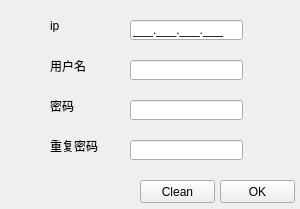
Qt form signin_ui.ui (wockkkk/chat) before a commit.
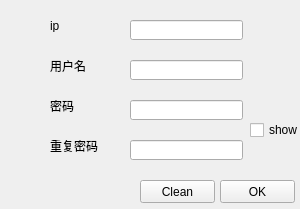
The same form after that commit.

Diff of the .ui file:
```diff
--- a/signin_ui.ui
+++ b/signin_ui.ui
@@ -63,7 +63,7 @@
      </rect>
     </property>
     <property name="inputMask">
-     <string>000.000.000.000;_</string>
+     <string/>
     </property>
    </widget>
    <widget class="QLineEdit" name="lineEdit_2">
@@ -147,6 +147,19 @@
      <enum>QLineEdit::Password</enum>
     </property>
    </widget>
+   <widget class="QCheckBox" name="checkBox">
+    <property name="geometry">
+     <rect>
+      <x>250</x>
+      <y>120</y>
+      <width>51</width>
+      <height>20</height>
+     </rect>
+    </property>
+    <property name="text">
+     <string>show</string>
+    </property>
+   </widget>
   </widget>
  </widget>
  <resources/>
```
